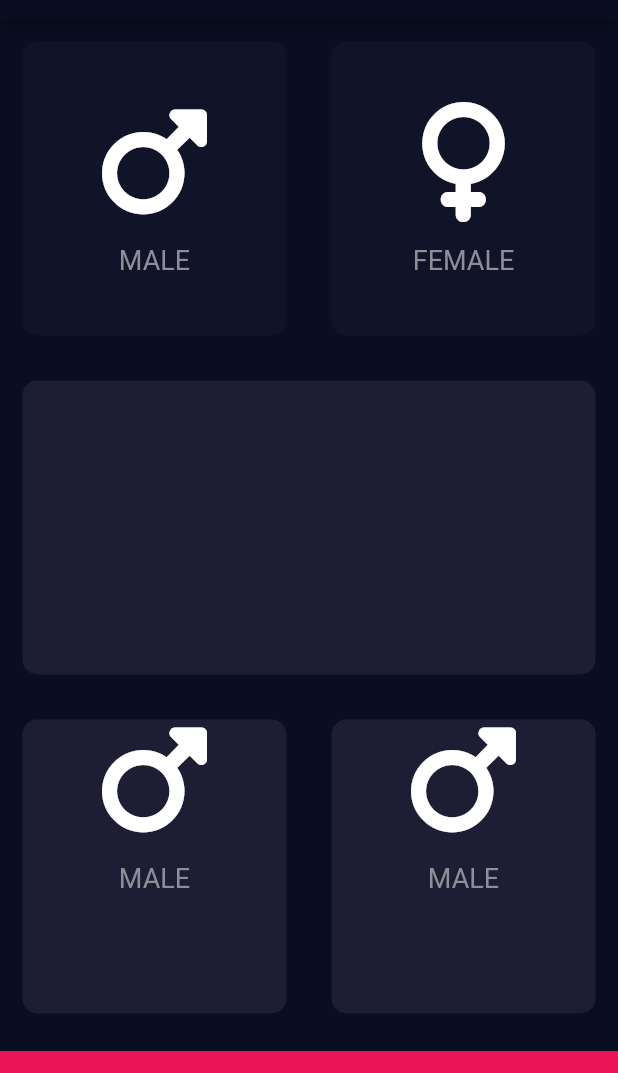
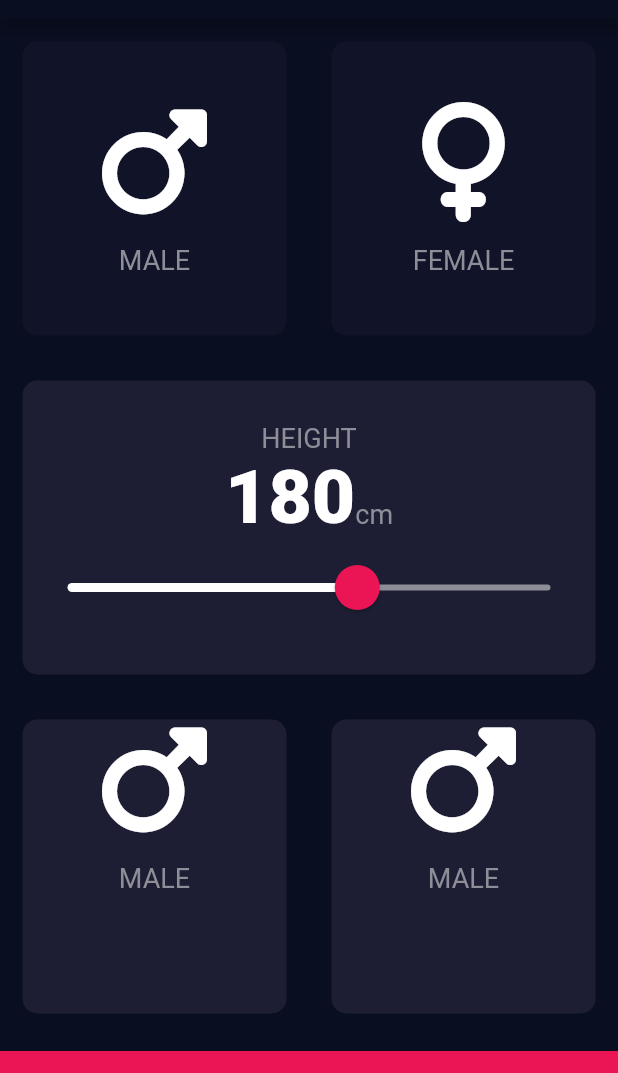
Before and after one commit to LightMe42/bmi_calc, a Flutter app: the screen it shows after launch, on a phone screen of 412 x 824 dp, the part 65-1138 px from its top. Run offline on Flutter 3.47's test engine with Material 2 defaults, Android fonts, the phone set to English and light mode, and no system bars; our stand-ins replace font_awesome_flutter.

Commit message:
add a slider

```diff
--- a/lib/constants.dart
+++ b/lib/constants.dart
@@ -12,3 +12,8 @@
   fontSize: 18.0,
   color: Color(0xFF8D8E98),
 );
+
+const kBigFont = TextStyle(
+  fontSize: 50.0,
+  fontWeight: FontWeight.w900,
+);
--- a/lib/input.dart
+++ b/lib/input.dart
@@ -15,6 +15,7 @@ class InputPage extends StatefulWidget {
 
 class _InputPageState extends State<InputPage> {
   GenderType selectedGender = GenderType.none;
+  int height = 180;
 
   @override
   Widget build(BuildContext context) {
@@ -63,11 +64,57 @@ class _InputPageState extends State<InputPage> {
             ),
           ),
           Expanded(
-              child: ReusableCard(
-            onTapFunction: () {},
-            color: kActiveCardColor,
-            childCard: Container(),
-          )),
+            child: ReusableCard(
+              onTapFunction: () {},
+              color: kActiveCardColor,
+              childCard: Column(
+                mainAxisAlignment: MainAxisAlignment.center,
+                children: <Widget>[
+                  const Text(
+                    'HEIGHT',
+                    style: kLabelTexStyle,
+                  ),
+                  Row(
+                    mainAxisAlignment: MainAxisAlignment.center,
+                    crossAxisAlignment: CrossAxisAlignment.baseline,
+                    textBaseline: TextBaseline.alphabetic,
+                    children: <Widget>[
+                      Text(
+                        height.toString(),
+                        style: kBigFont,
+                      ),
+                      const Text(
+                        'cm',
+                        style: kLabelTexStyle,
+                      )
+                    ],
+                  ),
+                  SliderTheme(
+                    data: SliderTheme.of(context).copyWith(
+                      inactiveTrackColor: Color(0xFF8D8E98),
+                      activeTrackColor: Colors.white,
+                      thumbColor: Color(0xFFEB1555),
+                      overlayColor: Color(0x29EB1555),
+                      thumbShape:
+                          RoundSliderThumbShape(enabledThumbRadius: 15.0),
+                      overlayShape:
+                          RoundSliderOverlayShape(overlayRadius: 30.0),
+                    ),
+                    child: Slider(
+                      value: height.toDouble(),
+                      min: 120.0,
+                      max: 220.0,
+                      onChanged: (double newValue) {
+                        setState(() {
+                          height = newValue.round();
+                        });
+                      },
+                    ),
+                  )
+                ],
+              ),
+            ),
+          ),
           Expanded(
             child: Row(
               children: <Widget>[
```
